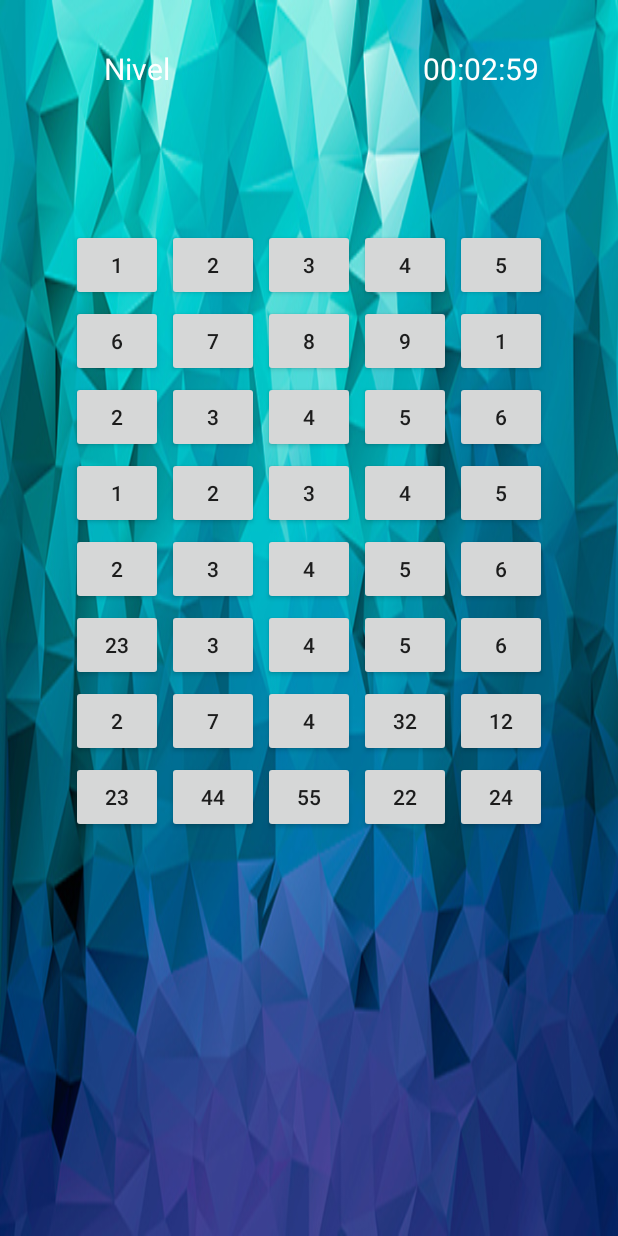
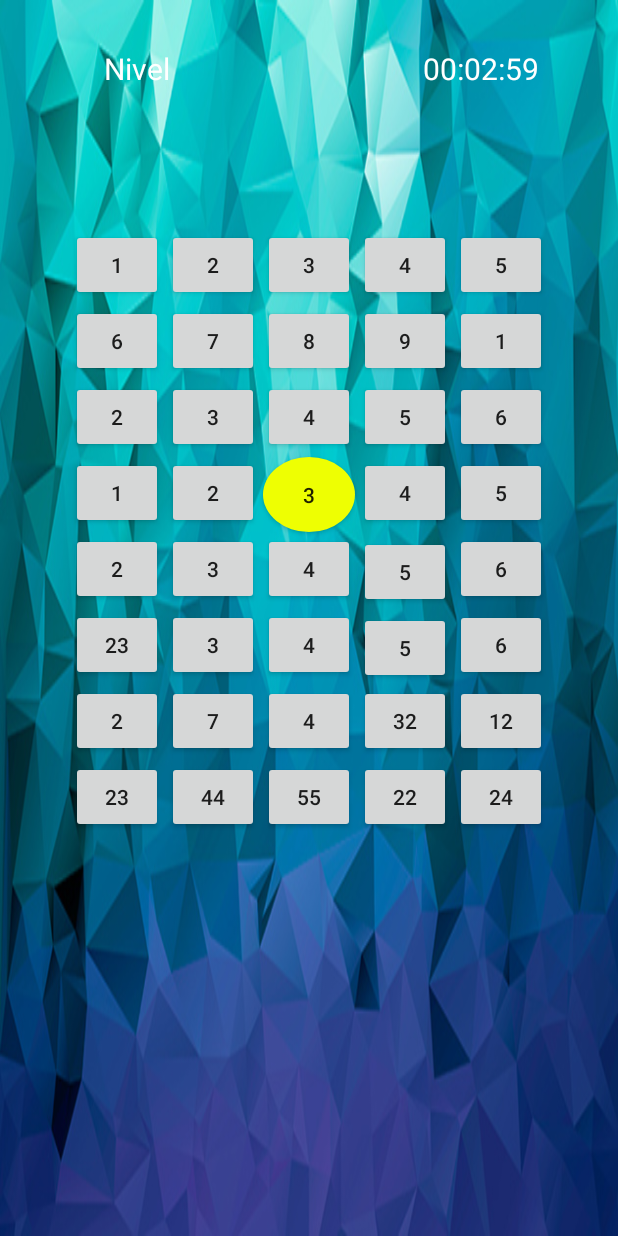
Before and after one commit to arielmmonestel/AGILE, an Android app: the game screen opened directly, with no data from a screen before it, on a phone screen of 412 x 824 dp. Run offline under Robolectric (Android 15) with nearby library versions, the light colour scheme and no system bars.

Commit message:
Probando para hacer Pull

```diff
--- /dev/null
+++ b/app/src/main/res/drawable/btn_circle.xml
@@ -0,0 +1,6 @@
+<?xml version="1.0" encoding="utf-8"?>
+<shape xmlns:android="http://schemas.android.com/apk/res/android">
+<item android:state_pressed="true" android:drawable="@drawable/btn_circle_pressed"/>
+<item android:state_focused="true" android:drawable="@drawable/btn_circle_fucused"/>
+<item android:drawable="@drawable/btn_circle_default"/>
+</shape>
--- /dev/null
+++ b/app/src/main/res/drawable/btn_circle_default.xml
@@ -0,0 +1,7 @@
+<?xml version="1.0" encoding="utf-8"?>
+<shape xmlns:android="http://schemas.android.com/apk/res/android"
+    android:shape="oval">
+    <solid android:color ="#eeff02" /><solid/>
+    <size android:height = "50dp" android:width="50dp"/><size/>
+
+</shape>
--- a/app/src/main/res/layout/activity_game.xml
+++ b/app/src/main/res/layout/activity_game.xml
@@ -253,7 +253,8 @@
             android:id="@+id/button18"
             android:layout_toEndOf="@+id/button17"
             android:layout_below="@+id/button13"
-            android:layout_margin="1dp" />
+            android:layout_margin="1dp"
+            android:background="@drawable/btn_circle_default" />
         <Button
             style="?android:attr/buttonStyleSmall"
             android:layout_width="61dp"
```
Also changed, not shown: app/src/main/res/drawable/btn_circle_fucused.xml (added, +7 -0 lines), app/src/main/res/drawable/btn_circle_pressed.xml (added, +7 -0 lines).
